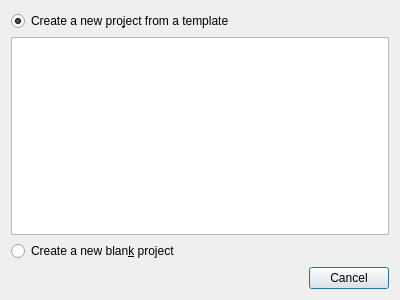
Above: src/ui/qgsprojecttemplateselectiondialog.ui from kadas-albireo/kadas-albireo before the change. Below: the same form after it.
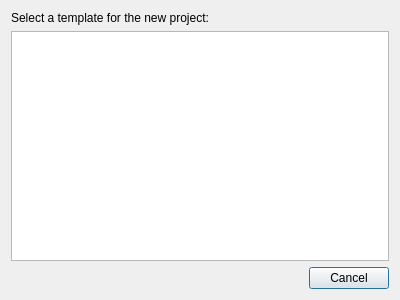
That is the form after the change.

Commit message: Remove new empty project option from project template dialog

Diff of the .ui file:
```diff
--- a/src/ui/qgsprojecttemplateselectiondialog.ui
+++ b/src/ui/qgsprojecttemplateselectiondialog.ui
@@ -15,16 +15,10 @@
   </property>
   <layout class="QVBoxLayout" name="verticalLayout">
    <item>
-    <widget class="QRadioButton" name="mProjectFromTemplateRadio">
+    <widget class="QLabel" name="label">
      <property name="text">
-      <string>Create a new pro&amp;ject from a template</string>
+      <string>Select a template for the new project:</string>
      </property>
-     <property name="checked">
-      <bool>true</bool>
-     </property>
-     <attribute name="buttonGroup">
-      <string notr="true">mRadioButtonGroup</string>
-     </attribute>
     </widget>
    </item>
    <item>
@@ -43,16 +37,6 @@
      </attribute>
     </widget>
    </item>
-   <item>
-    <widget class="QRadioButton" name="mBlankProjectRadio">
-     <property name="text">
-      <string>Create a new blan&amp;k project</string>
-     </property>
-     <attribute name="buttonGroup">
-      <string notr="true">mRadioButtonGroup</string>
-     </attribute>
-    </widget>
-   </item>
    <item>
     <widget class="QDialogButtonBox" name="mButtonBox">
      <property name="orientation">
```
Left out of the diff: 3 changed lines with no effect on the pictures. The commit also changes 2 other files.
